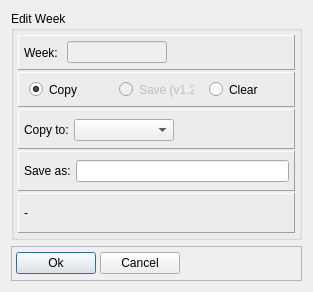
Old version of the form dialog_week_copy.ui in the repository Tria-Andy/WorkoutEditor.
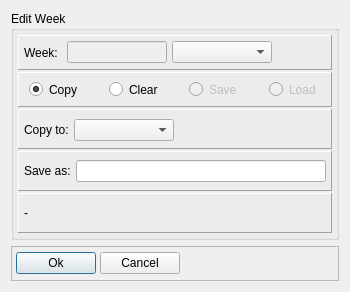
New version of the form.

Diff of the .ui file:
```diff
--- a/dialog_week_copy.ui
+++ b/dialog_week_copy.ui
@@ -6,7 +6,7 @@
    <rect>
     <x>0</x>
     <y>0</y>
-    <width>285</width>
+    <width>305</width>
     <height>280</height>
    </rect>
   </property>
@@ -112,6 +112,16 @@
            </property>
           </widget>
          </item>
+         <item>
+          <widget class="QComboBox" name="comboBox_select">
+           <property name="minimumSize">
+            <size>
+             <width>100</width>
+             <height>0</height>
+            </size>
+           </property>
+          </widget>
+         </item>
          <item>
           <spacer name="horizontalSpacer_2">
            <property name="orientation">
@@ -144,7 +154,7 @@
         </property>
         <layout class="QHBoxLayout" name="horizontalLayout_3">
          <property name="spacing">
-          <number>15</number>
+          <number>5</number>
          </property>
          <property name="leftMargin">
           <number>10</number>
@@ -174,22 +184,6 @@
            </property>
           </widget>
          </item>
-         <item>
-          <widget class="QRadioButton" name="radioButton_save">
-           <property name="enabled">
-            <bool>false</bool>
-           </property>
-           <property name="minimumSize">
-            <size>
-             <width>75</width>
-             <height>0</height>
-            </size>
-           </property>
-           <property name="text">
-            <string>Save (v1.2)</string>
-           </property>
-          </widget>
-         </item>
          <item>
           <widget class="QRadioButton" name="radioButton_clear">
            <property name="minimumSize">
@@ -203,6 +197,32 @@
            </property>
           </widget>
          </item>
+         <item>
+          <widget class="QRadioButton" name="radioButton_save">
+           <property name="enabled">
+            <bool>false</bool>
+           </property>
+           <property name="minimumSize">
+            <size>
+             <width>75</width>
+             <height>0</height>
+            </size>
+           </property>
+           <property name="text">
+            <string>Save</string>
+           </property>
+          </widget>
+         </item>
+         <item>
+          <widget class="QRadioButton" name="radioButton_load">
+           <property name="enabled">
+            <bool>false</bool>
+           </property>
+           <property name="text">
+            <string>Load</string>
+           </property>
+          </widget>
+         </item>
         </layout>
        </widget>
       </item>
```
Left out of the diff: 2 changed lines with no effect on the pictures.
